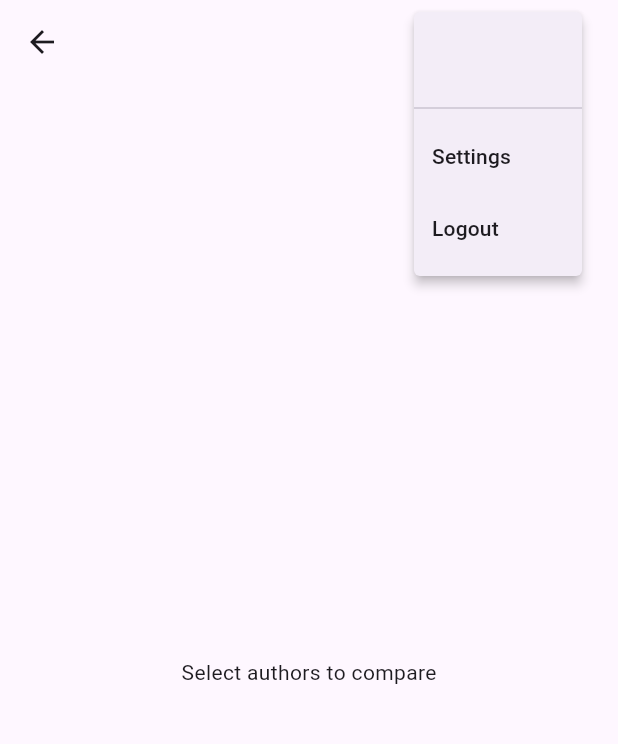
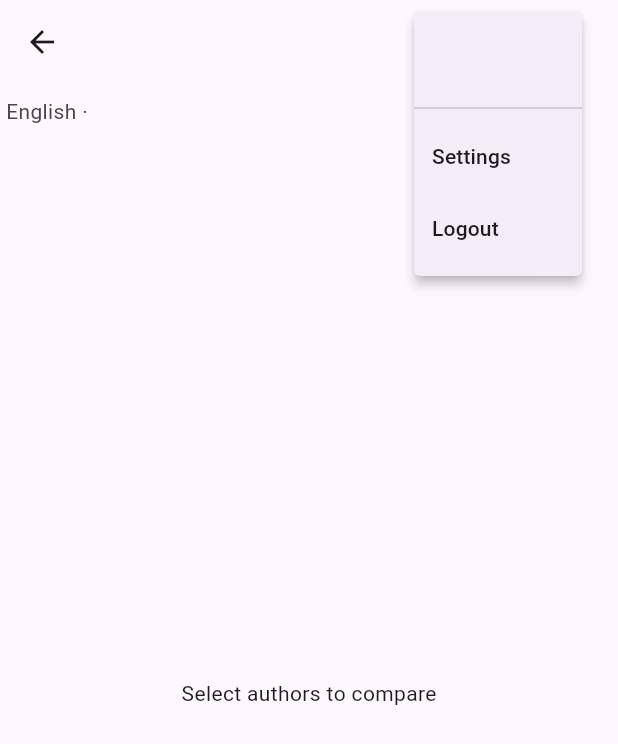
Before and after one commit to anthonymghms/Synopsis-Project, a Flutter app: the AuthorComparisonScreen screen opened directly with sample values from the repository, after a tap on the "account circle" icon, on a phone screen of 412 x 824 dp. Shown: the top 744 px of the screen. Run offline on Flutter 3.47's test engine with Material 3 defaults, Android fonts, the phone set to English and light mode, and no system bars; our stand-ins replace cloud_firestore, firebase_auth, firebase_core, shared_preferences; missing offline and left inert: dart:html; accounts and stored records are empty; network calls fail.

Commit message:
Improve Arabic reference alignment and metadata

```diff
--- a/gospel_frontend/lib/main.dart
+++ b/gospel_frontend/lib/main.dart
@@ -1614,19 +1614,20 @@ class _ReferenceHoverTextState extends State<ReferenceHoverText> {
   bool _isHovered = false;
   bool _isLaunching = false;
 
-  Alignment _alignmentForTextAlign(TextAlign align) {
+  AlignmentGeometry _alignmentForTextAlign(TextAlign align) {
     switch (align) {
       case TextAlign.center:
         return Alignment.center;
       case TextAlign.right:
         return Alignment.centerRight;
       case TextAlign.left:
+        return Alignment.centerLeft;
       case TextAlign.start:
-        return Alignment.centerLeft;
+        return AlignmentDirectional.centerStart;
       case TextAlign.end:
-        return Alignment.centerRight;
+        return AlignmentDirectional.centerEnd;
       case TextAlign.justify:
-        return Alignment.centerLeft;
+        return AlignmentDirectional.centerStart;
     }
   }
 
@@ -2891,6 +2892,12 @@ class _AuthorComparisonScreenState extends State<AuthorComparisonScreen> {
     return option.apiVersion;
   }
 
+  String get _languageVersionSummary {
+    final option = widget.languageOption;
+    final versionLabel = _versionLabel(option.code, _activeVersion);
+    return '${option.label} · $versionLabel';
+  }
+
   @override
   void initState() {
     super.initState();
@@ -3290,6 +3297,22 @@ class _AuthorComparisonScreenState extends State<AuthorComparisonScreen> {
                     .toList(),
                 _buildDiacriticsToggle(option),
               ],
+            ),
+            const SizedBox(height: 8),
+            Align(
+              alignment: AlignmentDirectional.centerStart,
+              child: Padding(
+                padding: const EdgeInsets.symmetric(horizontal: 4),
+                child: Text(
+                  _languageVersionSummary,
+                  style: Theme.of(context).textTheme.bodyMedium?.copyWith(
+                        color: Theme.of(context)
+                            .colorScheme
+                            .onSurfaceVariant,
+                      ),
+                  textAlign: TextAlign.start,
+                ),
+              ),
             ),
             const SizedBox(height: 16),
             Expanded(
```
